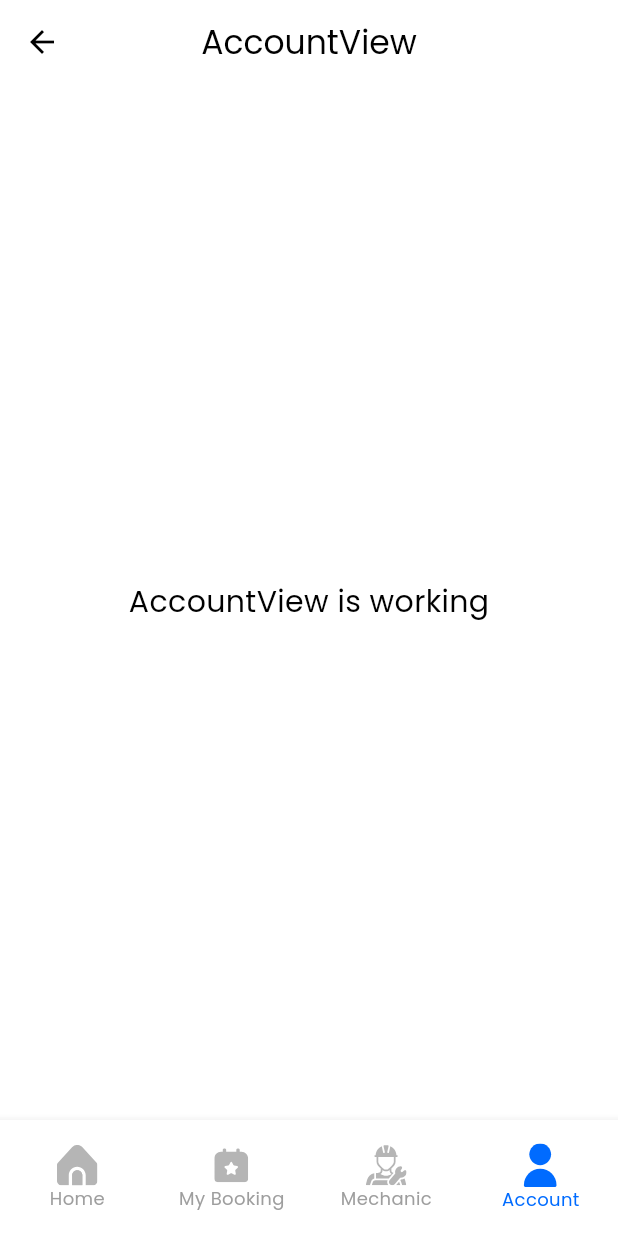
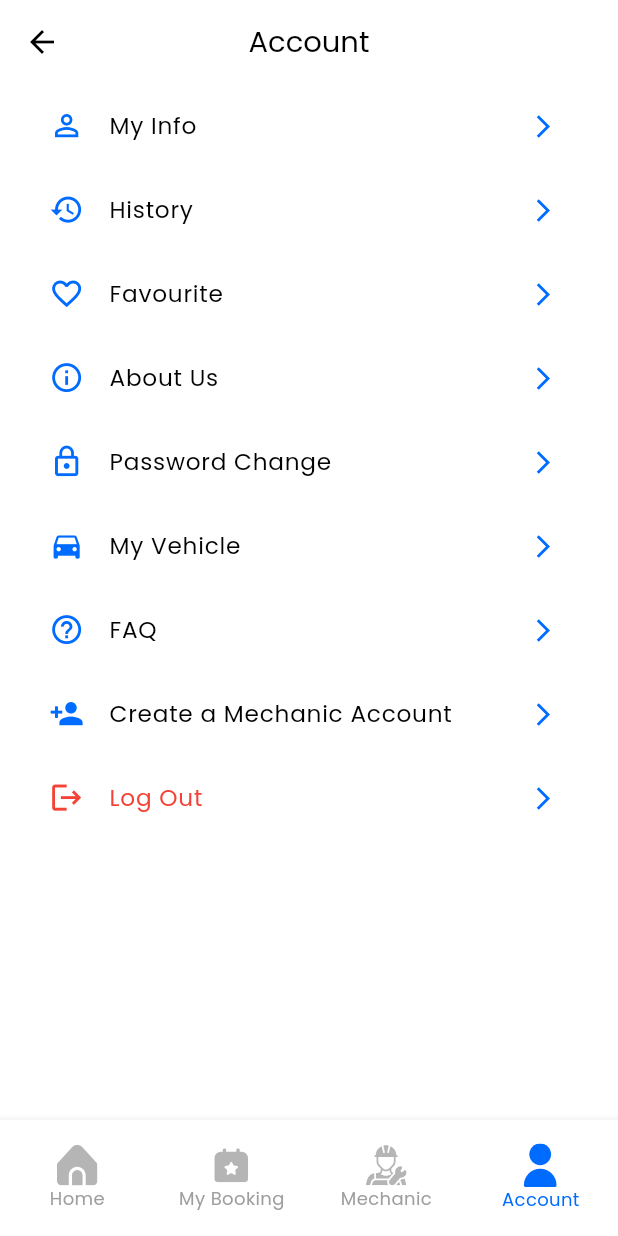
Before and after one commit to Shuvo8693/roadside_service, a Flutter app: the AccountView screen opened by its route, on a phone screen of 412 x 824 dp. Run offline on Flutter 3.47's test engine with Material 3 defaults, Android fonts, the phone set to English and light mode, and no system bars; our stand-ins replace cached_network_image, file_picker, flutter_html, flutter_screenutil, flutter_spinkit, flutter_svg and 13 more; missing offline and left inert: dart:ffi, flutter_polyline_points, flutter_stripe; accounts and stored records are empty; project files that could hold a hidden picture were left out.

Commit message:
implemented checkout && account ui design

```diff
--- a/lib/app/data/google_api_service.dart
+++ b/lib/app/data/google_api_service.dart
@@ -8,6 +8,7 @@ import 'api_constants.dart';
 class GoogleApiService{
 
 static  Future<List<String>> fetchSuggestions(String query)async{
+
    final response = await http.get(Uri.parse('${ApiConstants.googleBaseUrl}?input=$query&key=${SKey.googleApiKey}')); // All Country
   // final response = await http.get(Uri.parse('${ApiConstants.googleBaseUrl}?input=$query&components=country:BD&key=${ApiConstants.googleApiKey}')); // Individual Country
     if (response.statusCode == 200) {
--- a/lib/app/modules/account/views/account_view.dart
+++ b/lib/app/modules/account/views/account_view.dart
@@ -1,26 +1,85 @@
 import 'package:flutter/material.dart';
+import 'package:flutter_screenutil/flutter_screenutil.dart';
+import 'package:roadside_assistance/app/routes/app_pages.dart';
+import 'package:roadside_assistance/common/app_drawer/custom_drawer_tile.dart';
+import 'package:roadside_assistance/common/app_text_style/google_app_style.dart';
+import 'package:roadside_assistance/common/bottom_menu/bottom_menu..dart'; // Adjust based on your routes
 
-import 'package:get/get.dart';
-import 'package:roadside_assistance/common/bottom_menu/bottom_menu..dart';
+class AccountView extends StatelessWidget {
+  const AccountView({super.key});
 
-import '../controllers/account_controller.dart';
-
-class AccountView extends GetView<AccountController> {
-  const AccountView({super.key});
   @override
   Widget build(BuildContext context) {
     return Scaffold(
-      bottomNavigationBar: BottomMenu(3),
-      resizeToAvoidBottomInset: false,
+      bottomNavigationBar : BottomMenu(3),
       appBar: AppBar(
-        title: const Text('AccountView'),
+        title: Text(
+          'Account',
+          style: GoogleFontStyles.h2(),
+        ),
         centerTitle: true,
+        backgroundColor: Colors.white,
+        elevation: 0,
       ),
-      body: const Center(
-        child: Text(
-          'AccountView is working',
-          style: TextStyle(fontSize: 20),
-        ),
+      body: ListView(
+        padding: EdgeInsets.symmetric(horizontal: 16.w),
+        children: [
+          // My Info
+          CustomDrawerTile(
+            icon: Icons.person_outline,
+            title: 'My Info',
+            routeName: Routes.MYINFO,
+          ),
+          // History
+          CustomDrawerTile(
+            icon: Icons.history,
+            title: 'History',
+            routeName: '',
+          ),
+          // Favourite
+          CustomDrawerTile(
+            icon: Icons.favorite_border,
+            title: 'Favourite',
+            routeName: '',
+          ),
+          // About Us
+          CustomDrawerTile(
+            icon: Icons.info_outline,
+            title: 'About Us',
+            routeName: '',
+          ),
+          // Password Change
+          CustomDrawerTile(
+            icon: Icons.lock_outline,
+            title: 'Password Change',
+            routeName: Routes.CHANGE_PASSWORD,
+          ),
+          // My Vehicle
+          CustomDrawerTile(
+            icon: Icons.directions_car,
+            title: 'My Vehicle',
+            routeName: '',
+          ),
+          // FAQ
+          CustomDrawerTile(
+            icon: Icons.help_outline,
+            title: 'FAQ',
+            routeName: '',
+          ),
+          // Create a Mechanic Account
+          CustomDrawerTile(
+            icon: Icons.person_add,
+            title: 'Create a Mechanic Account',
+            routeName: '',
+          ),
+          // Log Out
+          CustomDrawerTile(
+            icon: Icons.logout,
+            title: 'Log Out',
+            routeName: '/login',
+            isLogout: true,
+          ),
+        ],
       ),
     );
   }
--- a/lib/app/routes/app_pages.dart
+++ b/lib/app/routes/app_pages.dart
@@ -1,6 +1,8 @@
 import 'dart:collection';
 
 import 'package:get/get.dart';
+import 'package:roadside_assistance/app/modules/account/views/my_info.dart';
+import 'package:roadside_assistance/app/modules/check_out/views/checkout_signup_view.dart';
 
 import '../modules/account/bindings/account_binding.dart';
 import '../modules/account/views/account_view.dart';
@@ -126,6 +128,11 @@ class AppPages {
       binding: AccountBinding(),
     ),
     GetPage(
+      name: _Paths.MYINFO,
+      page: () => const MyInfo(),
+      binding: AccountBinding(),
+    ),
+    GetPage(
       name: _Paths.NOTIFICATION,
       page: () => const NotificationView(),
       binding: NotificationBinding(),
@@ -150,5 +157,10 @@ class AppPages {
       page: () => const CheckOutView(),
       binding: CheckOutBinding(),
     ),
+    GetPage(
+      name: _Paths.CHECK_OUT_SIGNUP,
+      page: () => CheckoutSignupView(),
+      binding: CheckOutBinding(),
+    ),
   ];
 }
--- a/lib/app/routes/app_routes.dart
+++ b/lib/app/routes/app_routes.dart
@@ -24,6 +24,8 @@ abstract class Routes {
   static const MECHANICDETAILS = _Paths.MECHANICDETAILS;
   static const RATINGANDREVIEW = _Paths.RATINGANDREVIEW;
   static const CHECK_OUT = _Paths.CHECK_OUT;
+  static const CHECK_OUT_SIGNUP = _Paths.CHECK_OUT_SIGNUP;
+  static const MYINFO = _Paths.MYINFO;
 }
 
 abstract class _Paths {
@@ -49,4 +51,6 @@ abstract class _Paths {
   static const MECHANICDETAILS = '/mechanic_details';
   static const RATINGANDREVIEW = '/rating_and_review';
   static const CHECK_OUT = '/check-out';
+  static const CHECK_OUT_SIGNUP = '/check-out-signup';
+  static const MYINFO = '/my-info';
 }
--- /dev/null
+++ b/lib/common/app_drawer/custom_drawer_tile.dart
@@ -0,0 +1,53 @@
+import 'package:flutter/material.dart';
+import 'package:flutter_screenutil/flutter_screenutil.dart';
+import 'package:get/get.dart';
+import 'package:roadside_assistance/common/app_color/app_colors.dart';
+
+class CustomDrawerTile extends StatelessWidget {
+  final IconData icon;
+  final String title;
+  final Color? iconColor;
+  final Color? textColor;
+  final String routeName;
+  final bool isLogout;
+
+  const CustomDrawerTile({
+    super.key,
+    required this.icon,
+    required this.title,
+    this.iconColor,
+    this.textColor,
+    required this.routeName,
+    this.isLogout = false,
+  });
+
+  @override
+  Widget build(BuildContext context) {
+    return ListTile(
+      leading: Icon(
+        icon,
+        color: isLogout ? Colors.red : iconColor ?? AppColors.primaryColor,
+        size: 24.sp,
+      ),
+      title: Text(
+        title,
+        style: TextStyle(
+          fontSize: 16.sp,
+          color: isLogout ? Colors.red : textColor ?? Colors.black,
+        ),
+      ),
+      trailing: const Icon(
+        Icons.arrow_forward_ios,
+        size: 18,
+        color: AppColors.primaryColor,
+      ),
+      onTap: () {
+        if (isLogout) {
+          Get.offAllNamed('/login'); // Clear navigation stack for logout
+        } else {
+          Get.toNamed(routeName);
+        }
+      },
+    );
+  }
+}
--- a/lib/common/widgets/custom_text_field.dart
+++ b/lib/common/widgets/custom_text_field.dart
@@ -21,6 +21,7 @@ class CustomTextField extends StatefulWidget {
   final bool isPassword;
   final int? maxLine;
   final bool? isEmail;
+  final bool? readOnly;
   final TextStyle? labelTextStyle;
   final Function(String?)? onChange;
 
@@ -43,7 +44,7 @@ class CustomTextField extends StatefulWidget {
       this.filColor,
       this.labelText,
       this.isPassword = false,
-        this.onChange});
+        this.onChange, this.readOnly});
 
   @override
   State<CustomTextField> createState() => _CustomTextFieldState();
@@ -66,6 +67,7 @@ class _CustomTextFieldState extends State<CustomTextField> {
       obscuringCharacter: widget.obscure!,
       maxLines: widget.maxLine??1,
       onChanged: widget.onChange,
+      readOnly: widget.readOnly??false,
       // validator: widget.validator,
       validator: widget.validator ??
           (value) {
```
Also changed, not shown: lib/app/modules/account/views/my_info.dart (added, +104 -0 lines), lib/app/modules/account/widgets/info_field.dart (added, +47 -0 lines), lib/app/modules/check_out/views/check_out_view.dart (+20 -8 lines), lib/app/modules/check_out/views/checkout_signup_view.dart (added, +253 -0 lines), lib/app/modules/my_location_selection/controllers/my_location_selection_controller.dart (+4 -5 lines), lib/app/modules/my_location_selection/views/map_view.dart (+8 -30 lines), lib/common/Alert_dialouge/thank_you_dialouge.dart (added, +79 -0 lines).
